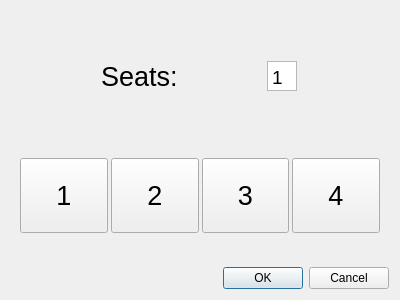
This is ui/opentabledialog.ui in sriv95/Restaurant-Management as Qt 5 draws it before an edit. The edited form follows.
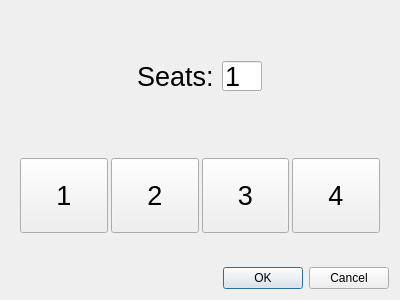
This is the edited form.

Commit message: Changed_TextInput(PlainTextEdit->LineEdit)

Patch:
```diff
--- a/ui/opentabledialog.ui
+++ b/ui/opentabledialog.ui
@@ -34,8 +34,8 @@
      <property name="styleSheet">
       <string notr="true"/>
      </property>
-     <layout class="QVBoxLayout" name="verticalLayout_2">
-      <item>
+     <layout class="QVBoxLayout" name="verticalLayout_2" stretch="1,1">
+      <item alignment="Qt::AlignmentFlag::AlignHCenter">
        <widget class="QWidget" name="widget" native="true">
         <layout class="QHBoxLayout" name="horizontalLayout_2">
          <property name="spacing">
@@ -72,31 +72,19 @@
           </widget>
          </item>
          <item>
-          <widget class="QPlainTextEdit" name="TextInput">
-           <property name="sizePolicy">
-            <sizepolicy hsizetype="Fixed" vsizetype="Minimum">
-             <horstretch>0</horstretch>
-             <verstretch>0</verstretch>
-            </sizepolicy>
-           </property>
+          <widget class="QLineEdit" name="TextInput">
            <property name="maximumSize">
             <size>
-             <width>30</width>
+             <width>40</width>
              <height>30</height>
             </size>
            </property>
            <property name="font">
             <font>
-             <pointsize>14</pointsize>
+             <pointsize>20</pointsize>
             </font>
            </property>
-           <property name="verticalScrollBarPolicy">
-            <enum>Qt::ScrollBarPolicy::ScrollBarAlwaysOff</enum>
-           </property>
-           <property name="horizontalScrollBarPolicy">
-            <enum>Qt::ScrollBarPolicy::ScrollBarAlwaysOff</enum>
-           </property>
-           <property name="plainText">
+           <property name="text">
             <string>1</string>
            </property>
           </widget>
```
Left out of the diff: 9 changed lines with no effect on the pictures. The commit also changes 1 other file.
